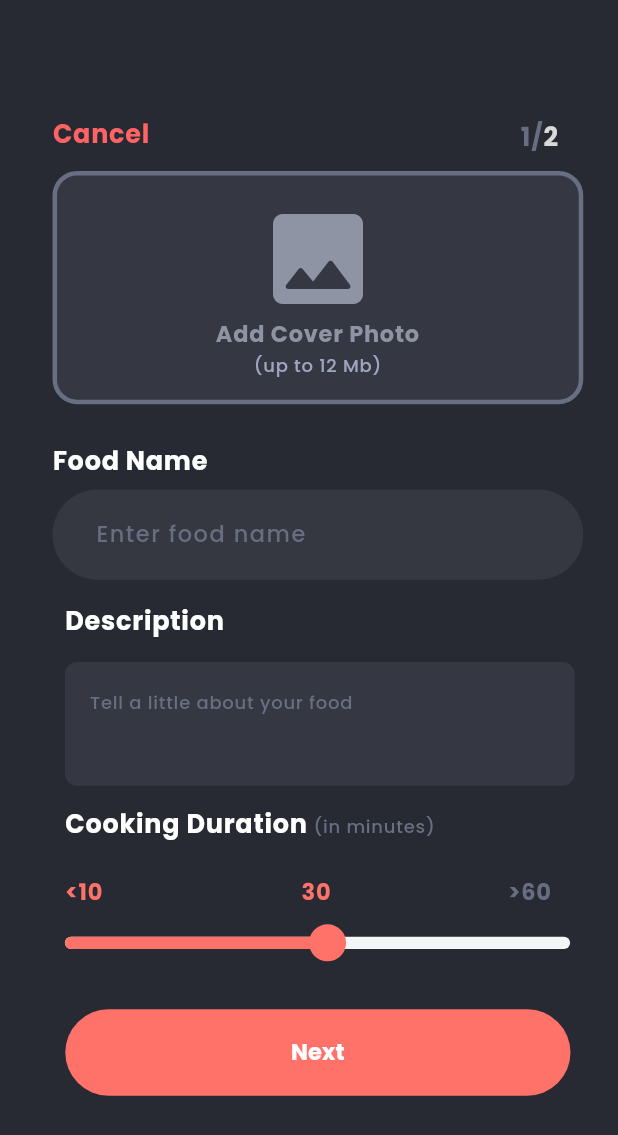
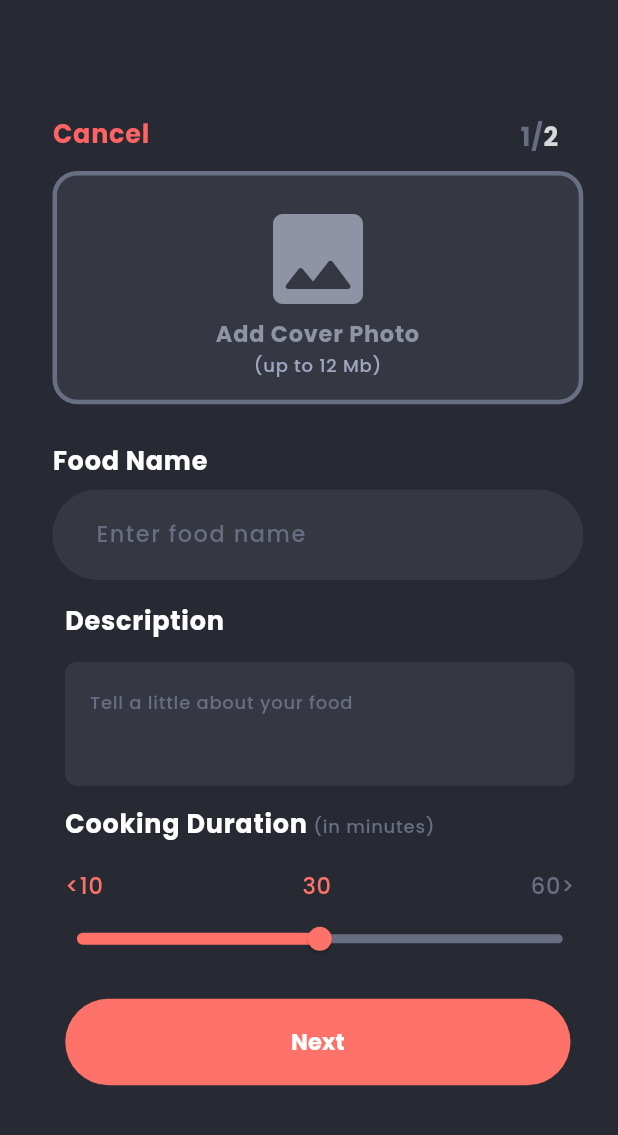
Before and after one commit to NouranAlSharawneh/appebite, a Flutter app: the UploadRecipe screen opened directly, on a phone screen of 412 x 824 dp. Shown: the top 1135 px of the screen. Run offline on Flutter 3.47's test engine with Material 3 defaults, Android fonts, the phone set to English and light mode, and no system bars; our stand-ins replace google_fonts, image_picker.

Commit message:
slider added!

```diff
--- a/lib/pages/sign_up/signup_account_confirmation.dart
+++ b/lib/pages/sign_up/signup_account_confirmation.dart
@@ -58,7 +58,7 @@ class SignUpAccountConfirmation extends StatelessWidget {
                     style: GoogleFonts.poppins(
                       fontSize: 15*ffem,
                       fontWeight: FontWeight.w500,
-                      height: 1.6666666667*ffem/fem,
+                      height: 2*ffem/fem,
                       letterSpacing: 0.5*fem,
                       color: const Color(0xff686e81),
                     ),
--- a/lib/pages/uploadRecipe/widgets/page_1/cooking_duration.dart
+++ b/lib/pages/uploadRecipe/widgets/page_1/cooking_duration.dart
@@ -1,72 +1,76 @@
 import 'package:flutter/material.dart';
 import 'package:google_fonts/google_fonts.dart';
-
-class CookingDuration extends StatelessWidget {
+// inactiveColor: const Color(0xff686e81),
+              // activeColor: const Color(0xffff7269),
+class CookingDuration extends StatefulWidget {
   const CookingDuration({
-    super.key,
+    Key? key,
     required this.fem,
     required this.ffem,
-  });
+  }) : super(key: key);
 
   final double fem;
   final double ffem;
 
   @override
+  State<CookingDuration> createState() => _CookingDurationState();
+}
+
+class _CookingDurationState extends State<CookingDuration> {
+
+  @override
   Widget build(BuildContext context) {
     return Container(
-
-              margin: EdgeInsets.fromLTRB(8*fem, 0*fem, 5.5*fem, 31*fem),
+      margin: EdgeInsets.fromLTRB(8 * widget.fem, 0 * widget.fem, 5.5 * widget.fem, 31 * widget.fem),
       width: double.infinity,
-              decoration: BoxDecoration (
-                borderRadius: BorderRadius.circular(32*fem),
+      decoration: BoxDecoration(
+        borderRadius: BorderRadius.circular(32 * widget.fem),
       ),
       child: Column(
         crossAxisAlignment: CrossAxisAlignment.start,
         children: [
           Container(
-                    // cookingdurationinminutesyLF (36:633)
-                    margin: EdgeInsets.fromLTRB(0*fem, 0*fem, 0*fem, 22*fem),
+            margin: EdgeInsets.fromLTRB(0 * widget.fem, 0 * widget.fem, 0 * widget.fem, 22 * widget.fem),
             child: RichText(
               text: TextSpan(
-                        style: GoogleFonts. poppins(
-                          fontSize: 17*ffem,
+                style: GoogleFonts.poppins(
+                  fontSize: 17 * widget.ffem,
                   fontWeight: FontWeight.w700,
-                          height: 1.2125*ffem/fem,
-                          letterSpacing: 0.118999998*fem,
-                          color: Color(0xff3d5480),
+                  height: 1 * widget.ffem / widget.fem,
+                  color: const Color(0xff3d5480),
                 ),
                 children: [
                   TextSpan(
                     text: 'Cooking ',
-                            style: GoogleFonts. poppins(
-                              fontSize: 17*ffem,
+                    style: GoogleFonts.poppins(
+                      fontSize: 17 * widget.ffem,
                       fontWeight: FontWeight.w700,
-                              height: 1.2125*ffem/fem,
-                              letterSpacing: 0.5*fem,
-                              color: Color(0xffffffff),
+                      height: 1.2125 * widget.ffem / widget.fem,
+                      letterSpacing: 0.5 * widget.fem,
+                      color: const Color(0xffffffff),
                     ),
                   ),
                   TextSpan(
                     text: 'Duration',
-                            style: GoogleFonts. poppins(
-                              fontSize: 17*ffem,
+                    style: GoogleFonts.poppins(
+                      fontSize: 17 * widget.ffem,
                       fontWeight: FontWeight.w700,
-                              height: 1.2125*ffem/fem,
-                              letterSpacing: 0.5*fem,
-                              color: Color(0xffffffff),
+                      height: 1 * widget.ffem / widget.fem,
+                      letterSpacing: 0.5 * widget.fem,
+                      color: const Color(0xffffffff),
                     ),
                   ),
-                          TextSpan(
+                  const TextSpan(
                     text: ' ',
                   ),
                   TextSpan(
                     text: '(in minutes)',
-                            style: GoogleFonts. poppins(
-                              fontSize: 12*ffem,
+                    style: GoogleFonts.poppins(
+                      fontSize: 12 * widget.ffem,
                       fontWeight: FontWeight.w500,
-                              height: 1.2125*ffem/fem,
-                              letterSpacing: 0.5*fem,
-                              color: Color(0xff686f82),
+                      height: 1.2125 * widget.ffem / widget.fem,
+                      letterSpacing: 0.5 * widget.fem,
+                      color: const Color(0xff686f82),
                     ),
                   ),
                 ],
@@ -74,127 +78,92 @@ class CookingDuration extends StatelessWidget {
             ),
           ),
           Container(
-                    // group15384eX (36:634)
             width: double.infinity,
-                    decoration: BoxDecoration (
-                      borderRadius: BorderRadius.circular(32*fem),
+            decoration: BoxDecoration(
+              borderRadius: BorderRadius.circular(32 * widget.fem),
+            ),
+            child: const SliderContainer(),
+          ),
+        ],
+      ),
+    );
+  }
+}
+
+class SliderContainer extends StatefulWidget {
+  const SliderContainer({super.key});
+
+  @override
+  State<SliderContainer> createState() => _SliderContainerState();
+}
+
+class _SliderContainerState extends State<SliderContainer> {
+  double _currentSliderValue = 30;
+
+  @override
+  Widget build(BuildContext context) {
+    return SliderTheme(
+      data: SliderTheme.of(context).copyWith(
+        trackHeight: 6,
+        overlayShape: const RoundSliderOverlayShape(overlayRadius: 0),
+        thumbShape: const RoundSliderThumbShape(enabledThumbRadius: 8),
+        trackShape: const RoundedRectSliderTrackShape(),
       ),
       child: Column(
-                      crossAxisAlignment: CrossAxisAlignment.center,
+        mainAxisAlignment: MainAxisAlignment.center,
         children: [
           Container(
-                          // autogroupjkebPwh (JybzdTiHXmFjKyoacyJKEB)
-                          margin: EdgeInsets.fromLTRB(0*fem, 0*fem, 0*fem, 9*fem),
-                          width: double.infinity,
+            margin: const EdgeInsets.fromLTRB(0,0,0,20),
             child: Row(
-                            crossAxisAlignment: CrossAxisAlignment.center,
+              mainAxisAlignment: MainAxisAlignment.spaceBetween,
               children: [
-                              Container(
-                                // L6F (36:635)
-                                margin: EdgeInsets.fromLTRB(0*fem, 0*fem, 128.5*fem, 0*fem),
-                                child: Text(
+                Text(
                     '<10',
-                                  style: GoogleFonts. poppins(
-                                    fontSize: 15*ffem,
-                                    fontWeight: FontWeight.w700,
-                                    height: 1.6666666667*ffem/fem,
-                                    letterSpacing: 0.5*fem,
-                                    color: Color(0xffff7269),
-                                  ),
-                                ),
-                              ),
-                              Container(
-                                // ecj (36:637)
-                                margin: EdgeInsets.fromLTRB(0*fem, 0*fem, 114.5*fem, 0*fem),
-                                child: Text(
-                                  '30',
                     textAlign: TextAlign.center,
-                                  style: GoogleFonts. poppins(
-
-                                    fontSize: 15*ffem,
-                                    fontWeight: FontWeight.w700,
-                                    height: 1.6666666667*ffem/fem,
-                                    letterSpacing: 0.5*fem,
-                                    color: Color(0xffff7269),
-                                  ),
+                    style: GoogleFonts.poppins(
+                      fontSize: 15,
+                      fontWeight: FontWeight.w500,
+                      height: 1,
+                      letterSpacing: 0.5,
+                      color: const Color(0xffff7269),
                     ),
                   ),
                 Text(
-                                '>60',
-                                textAlign: TextAlign.right,
-                                style: GoogleFonts. poppins(
-
-                                  fontSize: 15*ffem,
-                                  fontWeight: FontWeight.w700,
-                                  height: 1.6666666667*ffem/fem,
-                                  letterSpacing: 0.5*fem,
+                    '30',
+                    textAlign: TextAlign.center,
+                    style: GoogleFonts.poppins(
+                      fontSize: 15,
+                      fontWeight: FontWeight.w500,
+                      height: 1,
+                      letterSpacing: 0.5,
+                      color: const Color(0xffff7269),
+                    ),
+                  ),
+                Text(
+                    '60>',
+                    textAlign: TextAlign.center,
+                    style: GoogleFonts.poppins(
+                      fontSize: 15,
+                      fontWeight: FontWeight.w500,
+                      height: 1,
+                      letterSpacing: 0.5,
                       color: const Color(0xff686e81),
                     ),
                   ),
               ],
             ),
           ),
-                        SizedBox(
-                          width: double.infinity,
-                          height: 24*fem,
-                          child: Stack(
-                            children: [
-                              Positioned(
-                                // rectangle36dzT (36:638)
-                                left: 0*fem,
-                                top: 8*fem,
-                                child: Align(
-                                  child: SizedBox(
-                                    width: 327*fem,
-                                    height: 8*fem,
-                                    child: Container(
-                                      decoration: BoxDecoration (
-                                        borderRadius: BorderRadius.circular(32*fem),
-                                        color: Color(0xfff4f5f7),
-                                      ),
-                                    ),
-                                  ),
-                                ),
-                              ),
-                              Positioned(
-                                // rectangle213xG3 (36:639)
-                                left: 0*fem,
-                                top: 8*fem,
-                                child: Align(
-                                  child: SizedBox(
-                                    width: 167*fem,
-                                    height: 8*fem,
-                                    child: Container(
-                                      decoration: BoxDecoration (
-                                        borderRadius: BorderRadius.circular(32*fem),
-                                        color: Color(0xffff7269),
-                                      ),
-                                    ),
-                                  ),
-                                ),
-                              ),
-                              Positioned(
-                                // rectangle212fRM (36:640)
-                                left: 158*fem,
-                                top: 0*fem,
-                                child: Align(
-                                  child: SizedBox(
-                                    width: 24*fem,
-                                    height: 24*fem,
-                                    child: Container(
-                                      decoration: BoxDecoration (
-                                        borderRadius: BorderRadius.circular(32*fem),
-                                        color: Color(0xffff7269),
-                                      ),
-                                    ),
-                                  ),
-                                ),
-                              ),
-                            ],
-                          ),
-                        ),
-                      ],
-                    ),
+          Slider(
+            value: _currentSliderValue,
+            min: 0,
+            max: 60,
+            divisions: null,
+            inactiveColor: const Color(0xff686e81),
+            activeColor: const Color(0xffff7269),
+            label: _currentSliderValue.round().toString(),
+            onChanged: (double val) => setState(() {
+              _currentSliderValue = val;
+            }),
           ),
         ],
       ),
--- a/pubspec.yaml
+++ b/pubspec.yaml
@@ -37,6 +37,7 @@ dependencies:
   google_fonts: ^6.1.0
   image_picker: ^0.8.0
   intl: ^0.19.0
+  syncfusion_flutter_sliders: ^24.2.6
 
 dev_dependencies:
   flutter_test:
```
Also changed, not shown: lib/pages/uploadRecipe/widgets/page_1/trying.txt (added, +192 -0 lines), pubspec.lock. Lines whose indentation alone changed are shown as unchanged.
